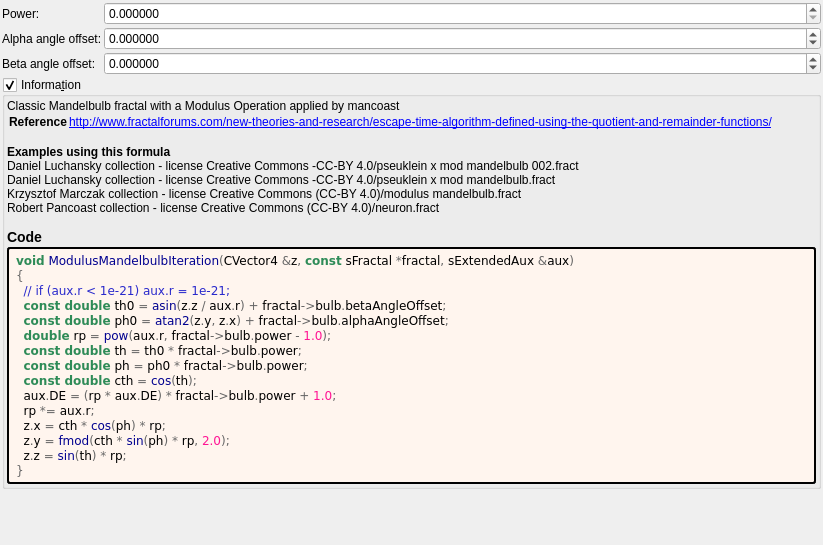
This is mandelbulber2/formula/ui/modulus_mandelbulb.ui in buddhi1980/mandelbulber2 as Qt 5 draws it before an edit. The edited form follows.
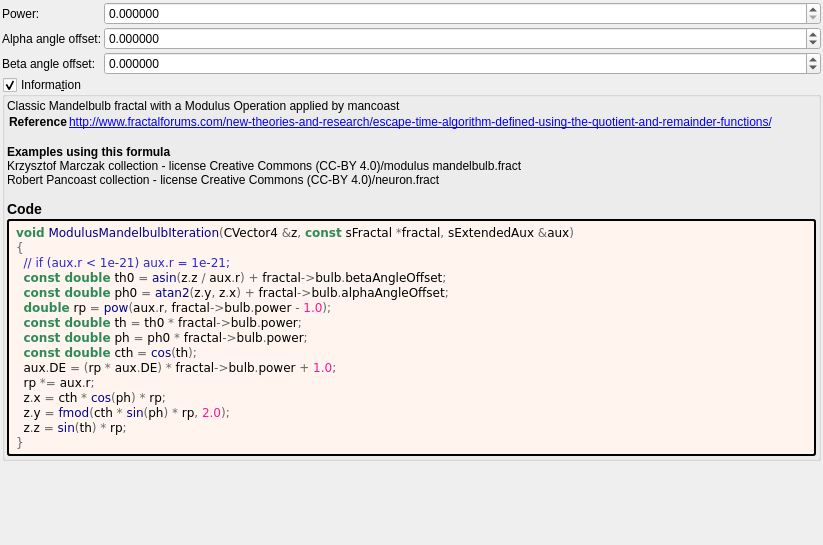
This is the edited form. Custom widgets are drawn as their Qt base class.

Diff of the .ui file:
```diff
--- a/mandelbulber2/formula/ui/modulus_mandelbulb.ui
+++ b/mandelbulber2/formula/ui/modulus_mandelbulb.ui
@@ -175,7 +175,7 @@
 &lt;tr&gt;&lt;th&gt;Reference&lt;/th&gt;&lt;td&gt;&lt;a href=&quot;http://www.fractalforums.com/new-theories-and-research/escape-time-algorithm-defined-using-the-quotient-and-remainder-functions/&quot;&gt;http://www.fractalforums.com/new-theories-and-research/escape-time-algorithm-defined-using-the-quotient-and-remainder-functions/&lt;br&gt;
 &lt;/td&gt;&lt;/tr&gt;
 &lt;/table&gt;
-&lt;br&gt;&lt;b&gt;Examples using this formula&lt;/b&gt;&lt;br&gt;Daniel Luchansky collection - license Creative Commons -CC-BY 4.0/pseuklein x mod mandelbulb 002.fract&lt;br&gt;Daniel Luchansky collection - license Creative Commons -CC-BY 4.0/pseuklein x mod mandelbulb.fract&lt;br&gt;Krzysztof Marczak collection - license Creative Commons (CC-BY 4.0)/modulus mandelbulb.fract&lt;br&gt;Robert Pancoast collection - license Creative Commons (CC-BY 4.0)/neuron.fract&lt;h3&gt;Code&lt;/h3&gt;</string>
+&lt;br&gt;&lt;b&gt;Examples using this formula&lt;/b&gt;&lt;br&gt;Krzysztof Marczak collection - license Creative Commons (CC-BY 4.0)/modulus mandelbulb.fract&lt;br&gt;Robert Pancoast collection - license Creative Commons (CC-BY 4.0)/neuron.fract&lt;h3&gt;Code&lt;/h3&gt;</string>
         </property>
         <property name="wordWrap">
          <bool>true</bool>
```
